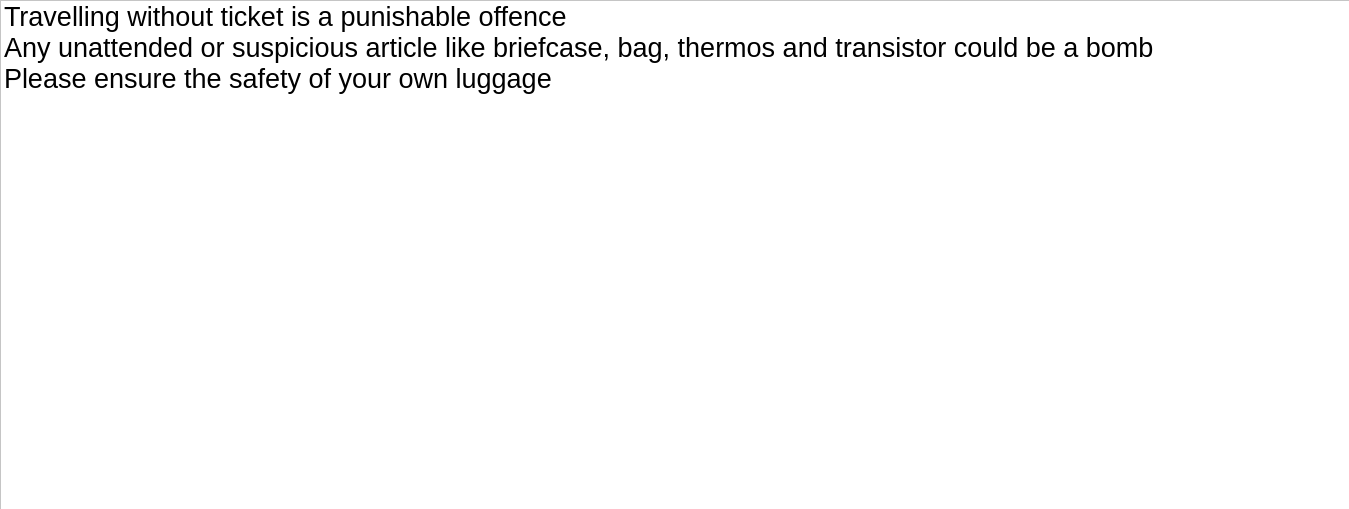
Qt form BUS_PIS/prerecorded.ui (gurpartap007/apaul) before a commit.
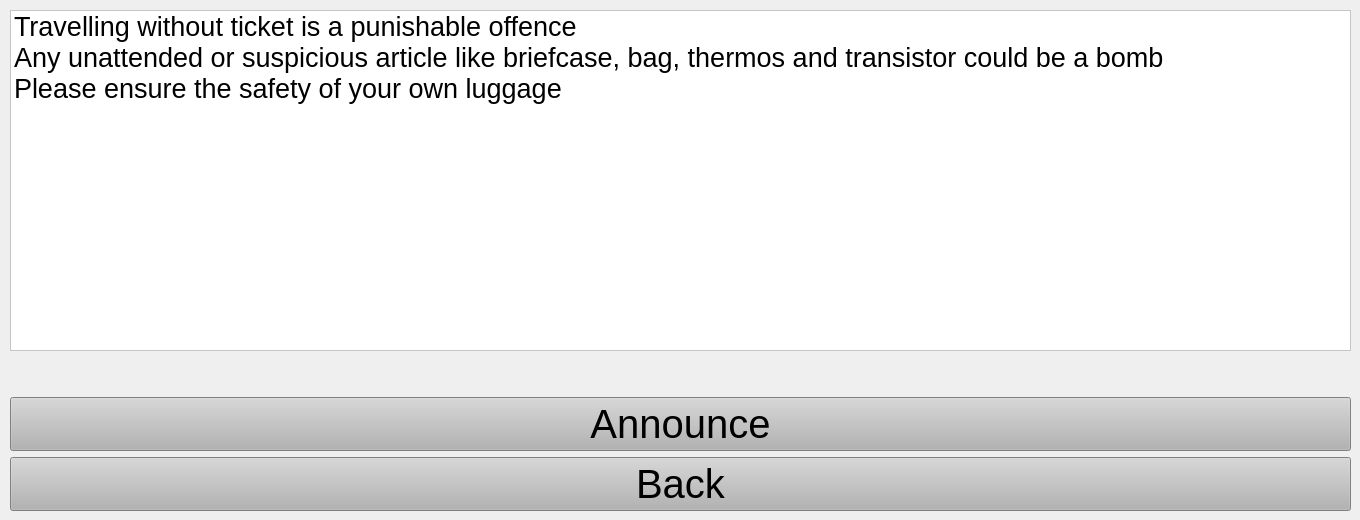
The same form after that commit.

Commit message: adjusted ui of announcement window

The edit to the form file:
```diff
--- a/BUS_PIS/prerecorded.ui
+++ b/BUS_PIS/prerecorded.ui
@@ -6,68 +6,23 @@
    <rect>
     <x>0</x>
     <y>0</y>
-    <width>1349</width>
-    <height>509</height>
+    <width>1360</width>
+    <height>520</height>
    </rect>
   </property>
   <property name="windowTitle">
    <string>Form</string>
   </property>
-  <widget class="QPushButton" name="play">
+  <widget class="QWidget" name="">
    <property name="geometry">
     <rect>
      <x>10</x>
-     <y>708</y>
-     <width>1901</width>
-     <height>56</height>
+     <y>10</y>
+     <width>1341</width>
+     <height>501</height>
     </rect>
    </property>
-   <property name="font">
-    <font>
-     <pointsize>30</pointsize>
-    </font>
-   </property>
-   <property name="styleSheet">
-    <string notr="true">QPushButton{ background-color: rgb(179, 179, 179); }QPushButton:pressed{background-color: rgb(100, 100, 100); }</string>
-   </property>
-   <property name="text">
-    <string>Announce</string>
-   </property>
-  </widget>
-  <widget class="QPushButton" name="back">
-   <property name="geometry">
-    <rect>
-     <x>10</x>
-     <y>770</y>
-     <width>1901</width>
-     <height>56</height>
-    </rect>
-   </property>
-   <property name="font">
-    <font>
-     <pointsize>30</pointsize>
-    </font>
-   </property>
-   <property name="styleSheet">
-    <string notr="true">QPushButton{ background-color: rgb(179, 179, 179); }QPushButton:pressed{background-color: rgb(100, 100, 100); }</string>
-   </property>
-   <property name="text">
-    <string>Back</string>
-   </property>
-  </widget>
-  <widget class="QWidget" name="horizontalLayoutWidget">
-   <property name="geometry">
-    <rect>
-     <x>0</x>
-     <y>0</y>
-     <width>1351</width>
-     <height>511</height>
-    </rect>
-   </property>
-   <layout class="QHBoxLayout" name="horizontalLayout">
-    <property name="sizeConstraint">
-     <enum>QLayout::SetDefaultConstraint</enum>
-    </property>
+   <layout class="QVBoxLayout" name="verticalLayout">
     <item>
      <widget class="QListWidget" name="listWidget">
       <property name="font">
@@ -97,6 +52,56 @@
       </item>
      </widget>
     </item>
+    <item>
+     <spacer name="verticalSpacer">
+      <property name="orientation">
+       <enum>Qt::Vertical</enum>
+      </property>
+      <property name="sizeType">
+       <enum>QSizePolicy::Preferred</enum>
+      </property>
+      <property name="sizeHint" stdset="0">
+       <size>
+        <width>20</width>
+        <height>40</height>
+       </size>
+      </property>
+     </spacer>
+    </item>
+    <item>
+     <layout class="QGridLayout" name="gridLayout">
+      <item row="0" column="0">
+       <widget class="QPushButton" name="play">
+        <property name="font">
+         <font>
+          <pointsize>30</pointsize>
+         </font>
+        </property>
+        <property name="styleSheet">
+         <string notr="true">QPushButton{ background-color: rgb(179, 179, 179); }QPushButton:pressed{background-color: rgb(100, 100, 100); }</string>
+        </property>
+        <property name="text">
+         <string>Announce</string>
+        </property>
+       </widget>
+      </item>
+      <item row="1" column="0">
+       <widget class="QPushButton" name="back">
+        <property name="font">
+         <font>
+          <pointsize>30</pointsize>
+         </font>
+        </property>
+        <property name="styleSheet">
+         <string notr="true">QPushButton{ background-color: rgb(179, 179, 179); }QPushButton:pressed{background-color: rgb(100, 100, 100); }</string>
+        </property>
+        <property name="text">
+         <string>Back</string>
+        </property>
+       </widget>
+      </item>
+     </layout>
+    </item>
    </layout>
   </widget>
   <zorder>horizontalLayoutWidget</zorder>
```
Left out of the diff: 2 changed lines with no effect on the pictures. The commit also changes 3 other files.
